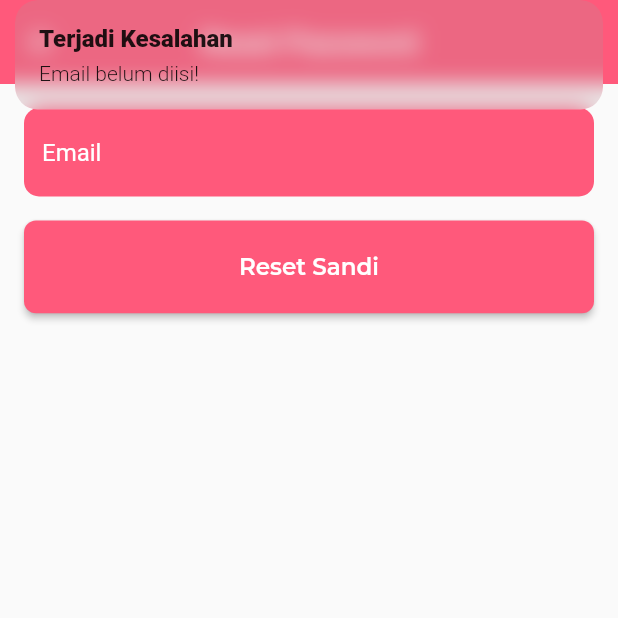
After one commit to kfahmi77/mamanotes, a Flutter app: the ForgetPasswordView screen opened by its route, after a tap on "Reset Sandi", on a phone screen of 412 x 824 dp, the top half of it. The commit adds this screen. Run offline on Flutter 3.47's test engine with Material 2 defaults, Android fonts, the phone set to English and light mode, and no system bars; our stand-ins replace cached_network_image, cloud_firestore, firebase_auth, firebase_core, firebase_storage, flutter_screenutil and 6 more; accounts and stored records are empty.

Commit message:
buat fungsi reset sndi

```diff
--- /dev/null
+++ b/lib/app/modules/forget_password/bindings/forget_password_binding.dart
@@ -0,0 +1,12 @@
+import 'package:get/get.dart';
+
+import '../controllers/forget_password_controller.dart';
+
+class ForgetPasswordBinding extends Bindings {
+  @override
+  void dependencies() {
+    Get.lazyPut<ForgetPasswordController>(
+      () => ForgetPasswordController(),
+    );
+  }
+}
--- /dev/null
+++ b/lib/app/modules/forget_password/controllers/forget_password_controller.dart
@@ -0,0 +1,40 @@
+import 'package:firebase_auth/firebase_auth.dart';
+import 'package:flutter/material.dart';
+import 'package:get/get.dart';
+
+class ForgetPasswordController extends GetxController {
+  final TextEditingController emailC = TextEditingController();
+
+  final FirebaseAuth _auth = FirebaseAuth.instance;
+
+  RxBool isLoading = false.obs;
+
+  void errMsg(String msg) {
+    Get.snackbar('Terjadi Kesalahan', msg);
+  }
+
+  void resetPassword() async {
+    if (emailC.text.isNotEmpty) {
+      isLoading.value = true;
+
+      try {
+        await _auth.sendPasswordResetEmail(email: emailC.text);
+        isLoading.value = false;
+
+        Get.back();
+        Get.snackbar(
+          'Berhasil',
+          'Kami telah mengirimkan link untuk reset password ke email Anda!',
+        );
+      } on FirebaseAuthException catch (e) {
+        isLoading.value = false;
+        errMsg(e.code);
+      } catch (e) {
+        isLoading.value = false;
+        errMsg('Tidak dapat reset password ke email ini.');
+      }
+    } else {
+      errMsg('Email belum diisi!');
+    }
+  }
+}
--- /dev/null
+++ b/lib/app/modules/forget_password/views/forget_password_view.dart
@@ -0,0 +1,66 @@
+import 'package:flutter/material.dart';
+import 'package:flutter_screenutil/flutter_screenutil.dart';
+
+import 'package:get/get.dart';
+import 'package:mamanotes/app/data/common/style.dart';
+
+import '../controllers/forget_password_controller.dart';
+
+class ForgetPasswordView extends GetView<ForgetPasswordController> {
+  const ForgetPasswordView({Key? key}) : super(key: key);
+  @override
+  Widget build(BuildContext context) {
+    return Scaffold(
+      appBar: AppBar(
+        backgroundColor: red,
+        title: const Text('Reset Password'),
+        centerTitle: true,
+        elevation: 0,
+      ),
+      body: ListView(
+        padding: const EdgeInsets.all(16.0),
+        children: [
+          TextField(
+            controller: controller.emailC,
+            keyboardType: TextInputType.emailAddress,
+            style: TextStyle(color: white),
+            decoration: InputDecoration(
+              filled: true,
+              fillColor: red,
+              hintText: 'Email',
+              hintStyle: TextStyle(color: white),
+              border: OutlineInputBorder(
+                borderSide: BorderSide.none,
+                borderRadius: BorderRadius.circular(10.0),
+              ),
+            ),
+          ),
+          const SizedBox(
+            height: 16,
+          ),
+          Obx(
+            () => SizedBox(
+              height: 50.h,
+              child: ElevatedButton(
+                style: ElevatedButton.styleFrom(
+                  backgroundColor: red,
+                  shape: RoundedRectangleBorder(
+                    borderRadius: BorderRadius.circular(8.0),
+                  ),
+                ),
+                onPressed: controller.isLoading.isTrue
+                    ? null
+                    : () => controller.resetPassword(),
+                child: Text(
+                  controller.isLoading.isFalse ? 'Reset Sandi' : 'Loading...',
+                  style: redTextStyle.copyWith(
+                      fontSize: 14.sp, fontWeight: semiBold, color: white),
+                ),
+              ),
+            ),
+          ),
+        ],
+      ),
+    );
+  }
+}
--- a/lib/app/modules/signin/views/signin_view.dart
+++ b/lib/app/modules/signin/views/signin_view.dart
@@ -215,9 +215,12 @@ class SigninView extends GetView<SigninController> {
                     Padding(
                       padding: const EdgeInsetsDirectional.fromSTEB(
                           0.0, 20.0, 0.0, 0.0),
-                      child: Text('lupa sandi?',
-                          style: redTextStyle.copyWith(
-                              fontWeight: bold, color: white)),
+                      child: InkWell(
+                        onTap: () => Get.toNamed(Routes.resetPassword),
+                        child: Text('lupa sandi?',
+                            style: redTextStyle.copyWith(
+                                fontWeight: bold, color: white)),
+                      ),
                     ),
                   ],
                 ),
--- a/lib/app/routes/app_pages.dart
+++ b/lib/app/routes/app_pages.dart
@@ -1,14 +1,16 @@
 import 'package:get/get.dart';
-import 'package:mamanotes/app/modules/my_diary/views/add_diary_view.dart';
 
 import '../modules/dashboard/bindings/dashboard_binding.dart';
 import '../modules/dashboard/views/dashboard_view.dart';
+import '../modules/forget_password/bindings/forget_password_binding.dart';
+import '../modules/forget_password/views/forget_password_view.dart';
 import '../modules/home/bindings/home_binding.dart';
 import '../modules/home/views/home_view.dart';
 import '../modules/kenangan/bindings/kenangan_binding.dart';
 import '../modules/kenangan/views/kenangan_add_view.dart';
 import '../modules/kenangan/views/kenangan_view.dart';
 import '../modules/my_diary/bindings/my_diary_binding.dart';
+import '../modules/my_diary/views/add_diary_view.dart';
 import '../modules/my_diary/views/edit_diary_view.dart';
 import '../modules/my_diary/views/my_diary_view.dart';
 import '../modules/profile/bindings/profile_binding.dart';
@@ -90,5 +92,10 @@ class AppPages {
       page: () => const EditDiaryView(),
       binding: MyDiaryBinding(),
     ),
+    GetPage(
+      name: _Paths.resetPassword,
+      page: () => const ForgetPasswordView(),
+      binding: ForgetPasswordBinding(),
+    ),
   ];
 }
--- a/lib/app/routes/app_routes.dart
+++ b/lib/app/routes/app_routes.dart
@@ -16,6 +16,7 @@ abstract class Routes {
   static const myDiary = _Paths.myDiary;
   static const addDiary = _Paths.addDiary;
   static const editDiary = _Paths.editDiary;
+  static const resetPassword = _Paths.resetPassword;
 }
 
 abstract class _Paths {
@@ -33,4 +34,5 @@ abstract class _Paths {
   static const myDiary = '/my-diary';
   static const addDiary = '/add-diary';
   static const editDiary = '/edit-diary';
+  static const resetPassword = '/forget-password';
 }
```
